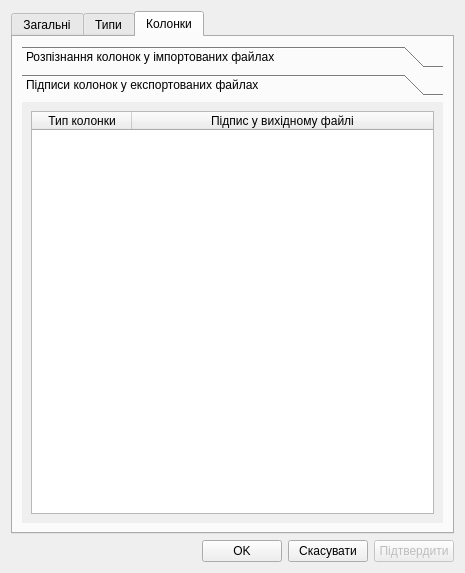
This is gui/win_modal_setup.ui in OlehOleinikov/matematik as Qt 5 draws it before an edit. The edited form follows.
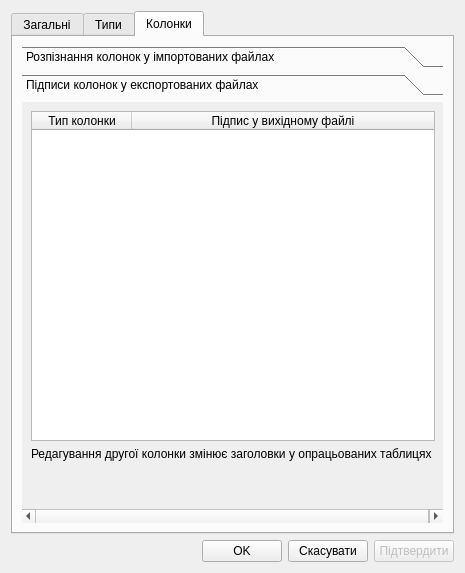
This is the edited form. The open tabs and pages were chosen to show the change. Icons and pictures are not drawn.

Patch:
```diff
--- a/gui/win_modal_setup.ui
+++ b/gui/win_modal_setup.ui
@@ -1037,7 +1037,7 @@
             <x>0</x>
             <y>0</y>
             <width>423</width>
-            <height>426</height>
+            <height>420</height>
            </rect>
           </property>
           <attribute name="label">
@@ -1046,6 +1046,30 @@
           <layout class="QVBoxLayout" name="verticalLayout_7">
            <item>
             <widget class="QTableWidget" name="table_columns_exportnames">
+             <property name="sizePolicy">
+              <sizepolicy hsizetype="Expanding" vsizetype="Fixed">
+               <horstretch>0</horstretch>
+               <verstretch>0</verstretch>
+              </sizepolicy>
+             </property>
+             <property name="minimumSize">
+              <size>
+               <width>0</width>
+               <height>330</height>
+              </size>
+             </property>
+             <property name="maximumSize">
+              <size>
+               <width>16777215</width>
+               <height>330</height>
+              </size>
+             </property>
+             <property name="baseSize">
+              <size>
+               <width>0</width>
+               <height>350</height>
+              </size>
+             </property>
              <attribute name="horizontalHeaderDefaultSectionSize">
               <number>100</number>
              </attribute>
@@ -1073,6 +1097,26 @@
              </column>
             </widget>
            </item>
+           <item>
+            <widget class="QLabel" name="label_8">
+             <property name="text">
+              <string>Редагування другої колонки змінює заголовки у опрацьованих таблицях </string>
+             </property>
+            </widget>
+           </item>
+           <item>
+            <spacer name="verticalSpacer_3">
+             <property name="orientation">
+              <enum>Qt::Vertical</enum>
+             </property>
+             <property name="sizeHint" stdset="0">
+              <size>
+               <width>20</width>
+               <height>40</height>
+              </size>
+             </property>
+            </spacer>
+           </item>
           </layout>
          </widget>
         </widget>
```
Left out of the diff: 49 changed lines with no effect on the pictures.
